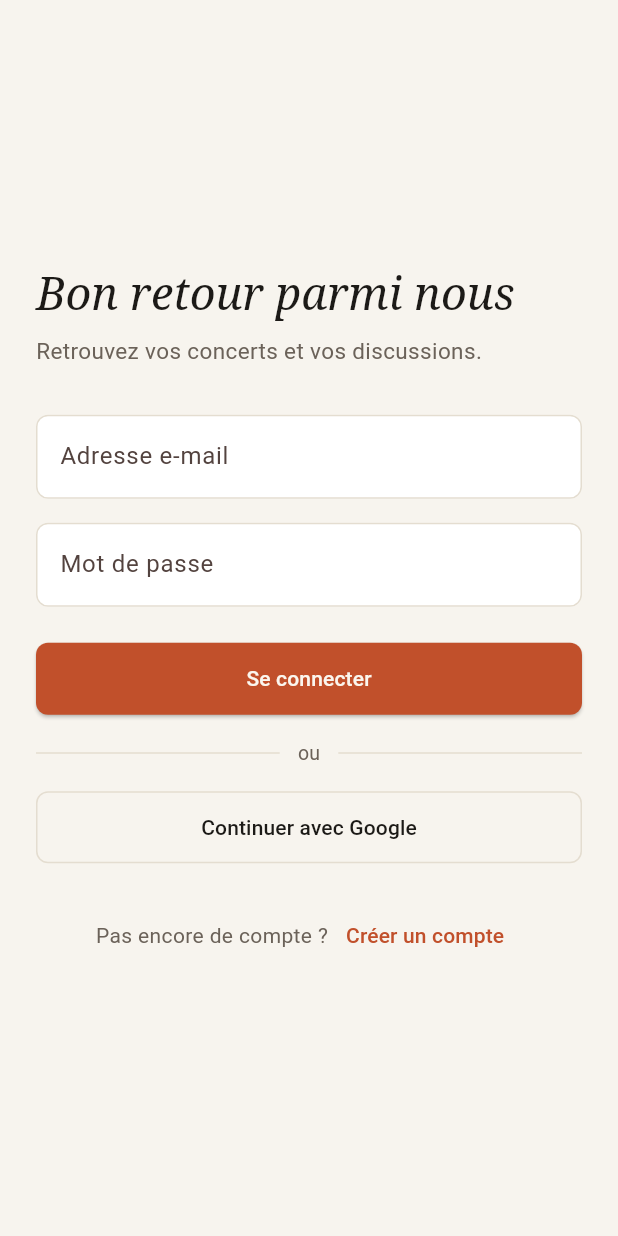
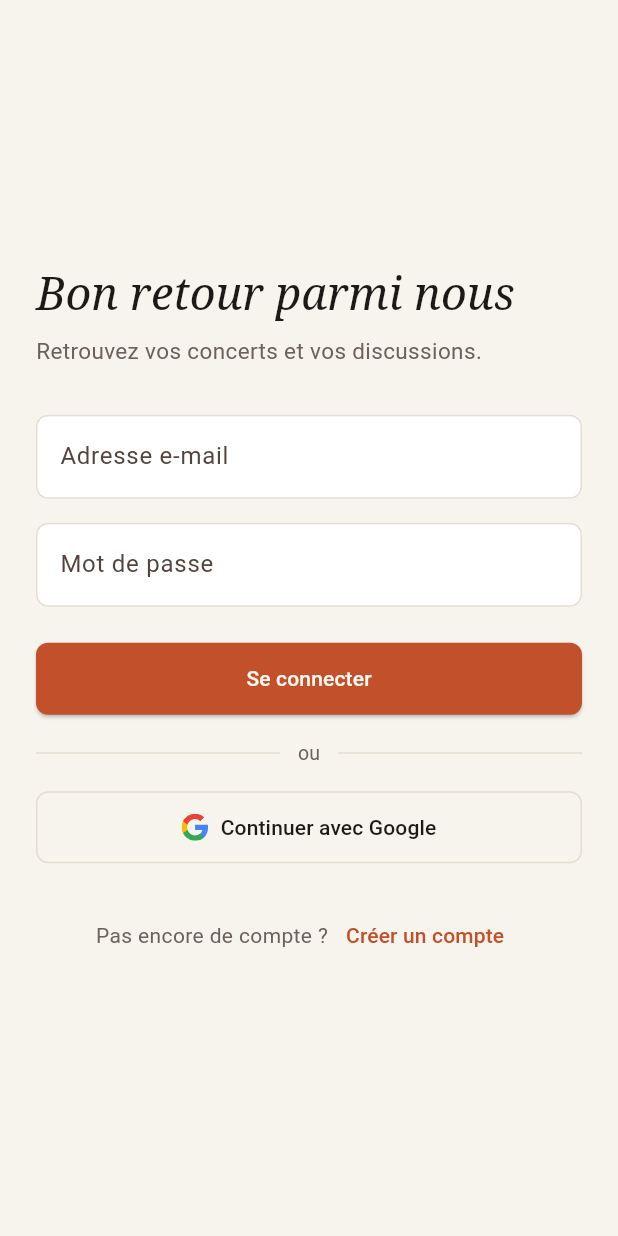
Before and after one commit to FlavianW/Reverb, a Flutter app: the ConnexionScreen screen opened directly, on a phone screen of 412 x 824 dp. Run offline on Flutter 3.47's test engine with Material 3 defaults, Android fonts, the phone set to English and light mode, and no system bars; our stand-ins replace cookie_jar, dio, dio_cookie_manager, flutter_map, flutter_svg, geolocator and 3 more; accounts and stored records are empty; network calls fail.

Commit message:
feat(mobile): ajoute le logo Google au bouton de connexion OAuth
Ajoute flutter_svg et un asset SVG (même tracé que le bouton web) pour
afficher le vrai logo Google sur l'écran de connexion mobile, au lieu
d'un bouton texte seul.

```diff
--- a/apps/mobile/lib/screens/connexion_screen.dart
+++ b/apps/mobile/lib/screens/connexion_screen.dart
@@ -1,4 +1,5 @@
 import 'package:flutter/material.dart';
+import 'package:flutter_svg/flutter_svg.dart';
 import 'package:google_sign_in/google_sign_in.dart';
 import 'package:provider/provider.dart';
 
@@ -202,9 +203,14 @@ class _ConnexionScreenState extends State<ConnexionScreen> {
                   const SizedBox(height: 16),
                   SizedBox(
                     width: double.infinity,
-                    child: OutlinedButton(
+                    child: OutlinedButton.icon(
                       onPressed: busy ? null : _submitGoogle,
-                      child: Text(
+                      icon: SvgPicture.asset(
+                        'assets/google_logo.svg',
+                        width: 18,
+                        height: 18,
+                      ),
+                      label: Text(
                         googleSubmitting
                             ? 'Connexion…'
                             : 'Continuer avec Google',
--- a/apps/mobile/pubspec.yaml
+++ b/apps/mobile/pubspec.yaml
@@ -45,6 +45,7 @@ dependencies:
   latlong2: ^0.10.1
   geolocator: ^14.0.3
   google_sign_in: ^7.2.0
+  flutter_svg: ^2.2.1
 
 dev_dependencies:
   flutter_test:
@@ -69,9 +70,8 @@ flutter:
   uses-material-design: true
 
   # To add assets to your application, add an assets section, like this:
-  # assets:
-  #   - images/a_dot_burr.jpeg
-  #   - images/a_dot_ham.jpeg
+  assets:
+    - assets/google_logo.svg
 
   # An image asset can refer to one or more resolution-specific "variants", see
   # https://flutter.dev/to/resolution-aware-images
```
Also changed, not shown: apps/mobile/assets/google_logo.svg (added), apps/mobile/pubspec.lock.
